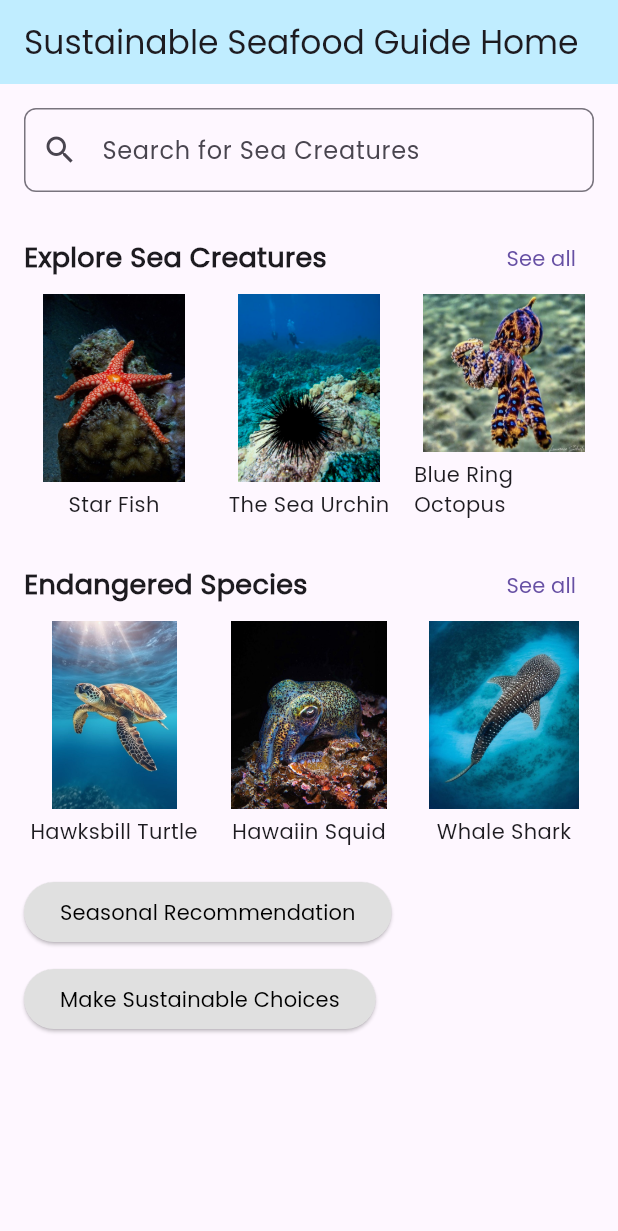
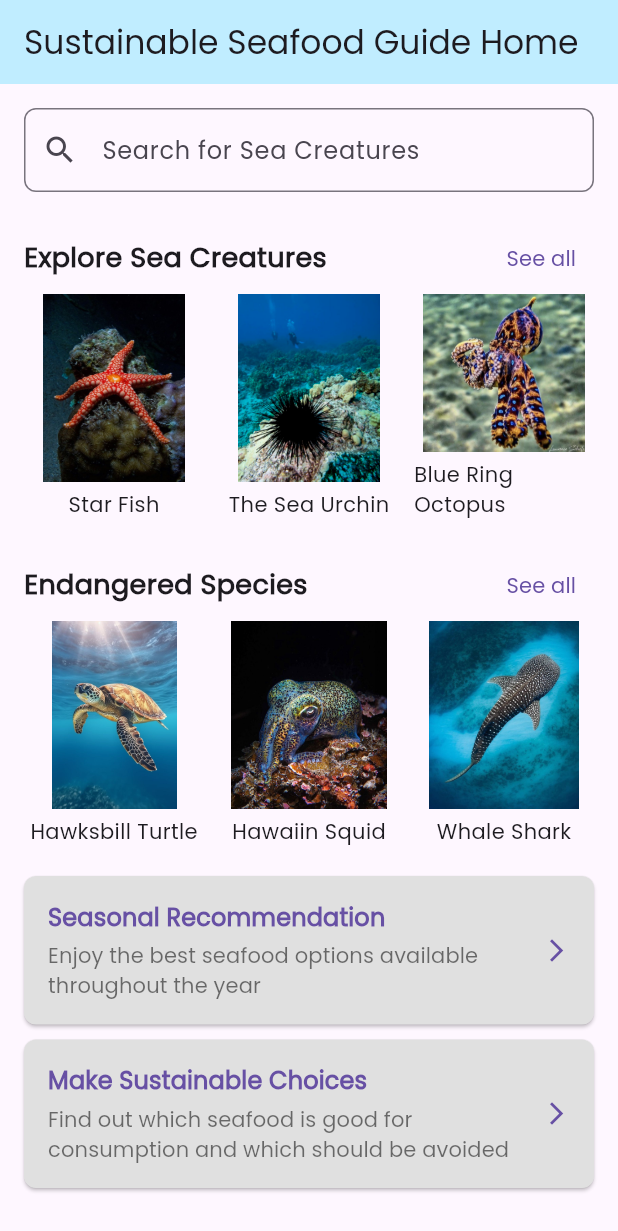
Before and after one commit to malakasadeep/CleanSeas-flutter, a Flutter app: the SustainableSeafoodGuideHome screen opened directly, on a phone screen of 412 x 824 dp. Shown: the top 1231 px of the screen. Run offline on Flutter 3.47's test engine with Material 3 defaults, Android fonts, the phone set to English and light mode, and no system bars; our stand-ins replace cloud_firestore, firebase_auth, firebase_core, google_fonts, iconsax_flutter; accounts and stored records are empty.

Commit message:
set SingleChildScrollView for entire screen

```diff
--- a/lib/screens/seafoodGuide/seafood_guide_home.dart
+++ b/lib/screens/seafoodGuide/seafood_guide_home.dart
@@ -23,11 +23,12 @@ class SustainableSeafoodGuideHome extends StatelessWidget {
   Widget build(BuildContext context) {
     return Scaffold(
       appBar: AppBar(
-        title: Text('Sustainable Seafood Guide Home'),
+        title: const Text('Sustainable Seafood Guide Home'),
         backgroundColor: const Color.fromARGB(255, 192, 237, 255),
         elevation: 0,
       ),
-      body: Padding(
+      body: SingleChildScrollView(
+        child: Padding(
           padding: const EdgeInsets.all(16.0),
           child: Column(
             crossAxisAlignment: CrossAxisAlignment.start,
@@ -36,24 +37,24 @@ class SustainableSeafoodGuideHome extends StatelessWidget {
               TextField(
                 decoration: InputDecoration(
                   hintText: 'Search for Sea Creatures',
-                prefixIcon: Icon(Icons.search),
+                  prefixIcon: const Icon(Icons.search),
                   border: OutlineInputBorder(
                     borderRadius: BorderRadius.circular(8.0),
                   ),
                 ),
               ),
-            SizedBox(height: 20),
+              const SizedBox(height: 20),
 
               // Explore Sea Creatures Section
               Row(
                 mainAxisAlignment: MainAxisAlignment.spaceBetween,
                 children: [
-                Text('Explore Sea Creatures',
+                  const Text('Explore Sea Creatures',
                       style:
                           TextStyle(fontSize: 18, fontWeight: FontWeight.bold)),
                   TextButton(
                     onPressed: () {},
-                  child: Text('See all'),
+                    child: const Text('See all'),
                   ),
                 ],
               ),
@@ -75,18 +76,18 @@ class SustainableSeafoodGuideHome extends StatelessWidget {
                   ],
                 ),
               ),
-            SizedBox(height: 20),
+              const SizedBox(height: 20),
 
               // Endangered Species Section
               Row(
                 mainAxisAlignment: MainAxisAlignment.spaceBetween,
                 children: [
-                Text('Endangered Species',
+                  const Text('Endangered Species',
                       style:
                           TextStyle(fontSize: 18, fontWeight: FontWeight.bold)),
                   TextButton(
                     onPressed: () {},
-                  child: Text('See all'),
+                    child: const Text('See all'),
                   ),
                 ],
               ),
@@ -102,41 +103,96 @@ class SustainableSeafoodGuideHome extends StatelessWidget {
                         imageUrl: 'assets/images/squid.png',
                         name: 'Hawaiin Squid'),
                     SeaCreatureCard(
-                      imageUrl: 'assets/images/whale.png', name: 'Whale Shark'),
+                        imageUrl: 'assets/images/whale.png',
+                        name: 'Whale Shark'),
                     // Add more endangered species as needed
                   ],
                 ),
               ),
-            SizedBox(height: 20),
+              const SizedBox(height: 20),
 
-            // Buttons for Recommendations and Sustainable Choices
+              // Updated Buttons for Recommendations and Sustainable Choices
               ElevatedButton(
                 onPressed: () {},
                 style: ElevatedButton.styleFrom(
-                  foregroundColor: Colors.black,
-                  backgroundColor: Colors.grey[300]),
-              child: Text('Seasonal Recommendation'),
+                  padding: const EdgeInsets.all(16.0),
+                  backgroundColor: Colors.grey[300],
+                  shape: RoundedRectangleBorder(
+                    borderRadius: BorderRadius.circular(8.0),
                   ),
-            SizedBox(height: 10),
-            ElevatedButton(
-              onPressed: () {},
-              style: ElevatedButton.styleFrom(
-                  foregroundColor: Colors.black,
-                  backgroundColor: Colors.grey[300]),
-              child: Text('Make Sustainable Choices'),
+                ),
+                child: Row(
+                  mainAxisAlignment: MainAxisAlignment.spaceBetween,
+                  children: const [
+                    Expanded(
+                      child: Column(
+                        crossAxisAlignment: CrossAxisAlignment.start,
+                        children: [
+                          Text(
+                            'Seasonal Recommendation',
+                            style: TextStyle(
+                                fontSize: 16, fontWeight: FontWeight.bold),
+                          ),
+                          SizedBox(height: 4),
+                          Text(
+                            'Enjoy the best seafood options available throughout the year',
+                            maxLines: 2,
+                            softWrap: true,
+                            style: TextStyle(
+                              fontSize: 14,
+                              color: Colors.black54,
+                            ),
                           ),
                         ],
                       ),
                     ),
-      // bottomNavigationBar: BottomNavigationBar(
-      //   items: const [
-      //     BottomNavigationBarItem(icon: Icon(Icons.home), label: ''),
-      //     BottomNavigationBarItem(icon: Icon(Icons.search), label: ''),
-      //     BottomNavigationBarItem(icon: Icon(Icons.category), label: ''),
-      //     BottomNavigationBarItem(icon: Icon(Icons.delete), label: ''),
-      //     BottomNavigationBarItem(icon: Icon(Icons.info), label: ''),
-      //   ],
-      // ),
+                    Icon(Icons.arrow_forward_ios),
+                  ],
+                ),
+              ),
+              const SizedBox(height: 10),
+              ElevatedButton(
+                onPressed: () {},
+                style: ElevatedButton.styleFrom(
+                  padding: const EdgeInsets.all(16.0),
+                  backgroundColor: Colors.grey[300],
+                  shape: RoundedRectangleBorder(
+                    borderRadius: BorderRadius.circular(8.0),
+                  ),
+                ),
+                child: Row(
+                  mainAxisAlignment: MainAxisAlignment.spaceBetween,
+                  children: const [
+                    Expanded(
+                      child: Column(
+                        crossAxisAlignment: CrossAxisAlignment.start,
+                        children: [
+                          Text(
+                            'Make Sustainable Choices',
+                            style: TextStyle(
+                                fontSize: 16, fontWeight: FontWeight.bold),
+                          ),
+                          SizedBox(height: 4),
+                          Text(
+                            'Find out which seafood is good for consumption and which should be avoided',
+                            maxLines: 2,
+                            softWrap: true,
+                            style: TextStyle(
+                              fontSize: 14,
+                              color: Colors.black54,
+                            ),
+                          ),
+                        ],
+                      ),
+                    ),
+                    Icon(Icons.arrow_forward_ios),
+                  ],
+                ),
+              ),
+            ],
+          ),
+        ),
+      ),
     );
   }
 }
@@ -145,22 +201,21 @@ class SeaCreatureCard extends StatelessWidget {
   final String imageUrl;
   final String name;
 
-  const SeaCreatureCard(
-      {super.key, required this.imageUrl, required this.name});
+  const SeaCreatureCard({super.key, required this.imageUrl, required this.name});
 
   @override
   Widget build(BuildContext context) {
     return Container(
       width: 120,
-      margin: EdgeInsets.only(right: 10),
+      margin: const EdgeInsets.only(right: 10),
       child: Column(
         crossAxisAlignment: CrossAxisAlignment.center,
         children: [
           Expanded(
             child: Image.asset(imageUrl, fit: BoxFit.cover),
           ),
-          SizedBox(height: 5),
-          Text(name, style: TextStyle(fontSize: 14)),
+          const SizedBox(height: 5),
+          Text(name, style: const TextStyle(fontSize: 14)),
         ],
       ),
     );
```
Lines whose indentation alone changed are shown as unchanged.
